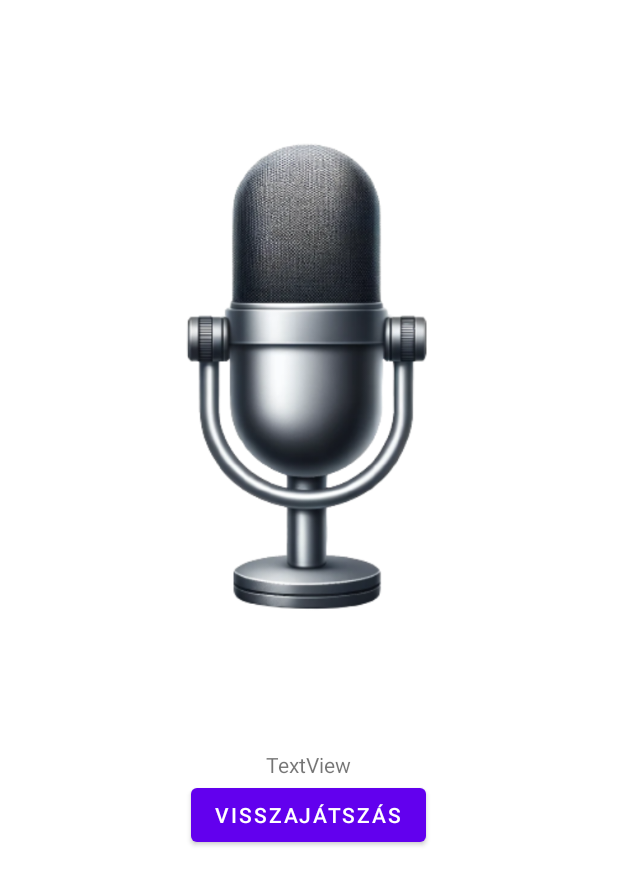
After one commit to levi19982/sajatai, an Android app built with Jetpack Compose: the recording_activity screen opened directly, with no data from a screen before it, on a phone screen of 412 x 824 dp. The commit adds this screen. Shown: the top 885 px of the screen. Run offline under Robolectric (Android 15) with nearby library versions, the phone set to English and light mode, and no system bars.

Commit message:
hanganyag felvétele

```diff
--- a/app/src/main/AndroidManifest.xml
+++ b/app/src/main/AndroidManifest.xml
@@ -1,6 +1,9 @@
 <?xml version="1.0" encoding="utf-8"?>
 <manifest xmlns:android="http://schemas.android.com/apk/res/android"
     xmlns:tools="http://schemas.android.com/tools">
+
+    <uses-permission android:name="android.permission.RECORD_AUDIO"/>
+    <uses-permission android:name="android.permission.WRITE_EXTERNAL_STORAGE" />
 
     <application
         android:allowBackup="true"
@@ -12,6 +15,9 @@
         android:supportsRtl="true"
         android:theme="@style/Theme.Sajatai"
         tools:targetApi="31">
+        <activity
+            android:name=".recording_activity"
+            android:exported="false" />
         <activity
             android:name=".dashboard_activity"
             android:exported="false" />
--- /dev/null
+++ b/app/src/main/res/layout/activity_recording.xml
@@ -0,0 +1,39 @@
+<?xml version="1.0" encoding="utf-8"?>
+<RelativeLayout xmlns:android="http://schemas.android.com/apk/res/android"
+    xmlns:app="http://schemas.android.com/apk/res-auto"
+    xmlns:tools="http://schemas.android.com/tools"
+    android:layout_width="match_parent"
+    android:layout_height="match_parent"
+    tools:context=".recording_activity">
+
+    <ImageView
+        android:id="@+id/mic"
+        android:layout_width="wrap_content"
+        android:layout_height="wrap_content"
+        android:src="@drawable/mic"/>
+
+    <TextView
+        android:id="@+id/countdown"
+        android:layout_width="wrap_content"
+        android:layout_height="wrap_content"
+        android:layout_below="@id/mic"
+        android:layout_centerHorizontal="true"
+        android:text="TextView" />
+
+    <Button
+        android:id="@+id/playback"
+        android:layout_width="wrap_content"
+        android:layout_height="wrap_content"
+        android:layout_below="@id/countdown"
+        android:layout_centerHorizontal="true"
+        android:text="Visszajátszás" />
+
+    <Button
+        android:id="@+id/pauseResume"
+        android:layout_width="wrap_content"
+        android:layout_height="wrap_content"
+        android:text="Pause"
+        android:visibility="gone"
+        android:layout_below="@id/playback"
+        android:layout_centerHorizontal="true"/>
+</RelativeLayout>
```
Also changed, not shown: app/src/main/java/com/example/sajatai/dashboard_activity.kt (+9 -0 lines), app/src/main/java/com/example/sajatai/recording_activity.kt (added, +250 -0 lines), app/src/main/res/drawable/mic.png (added), app/src/main/res/drawable/xmic.png (added).
